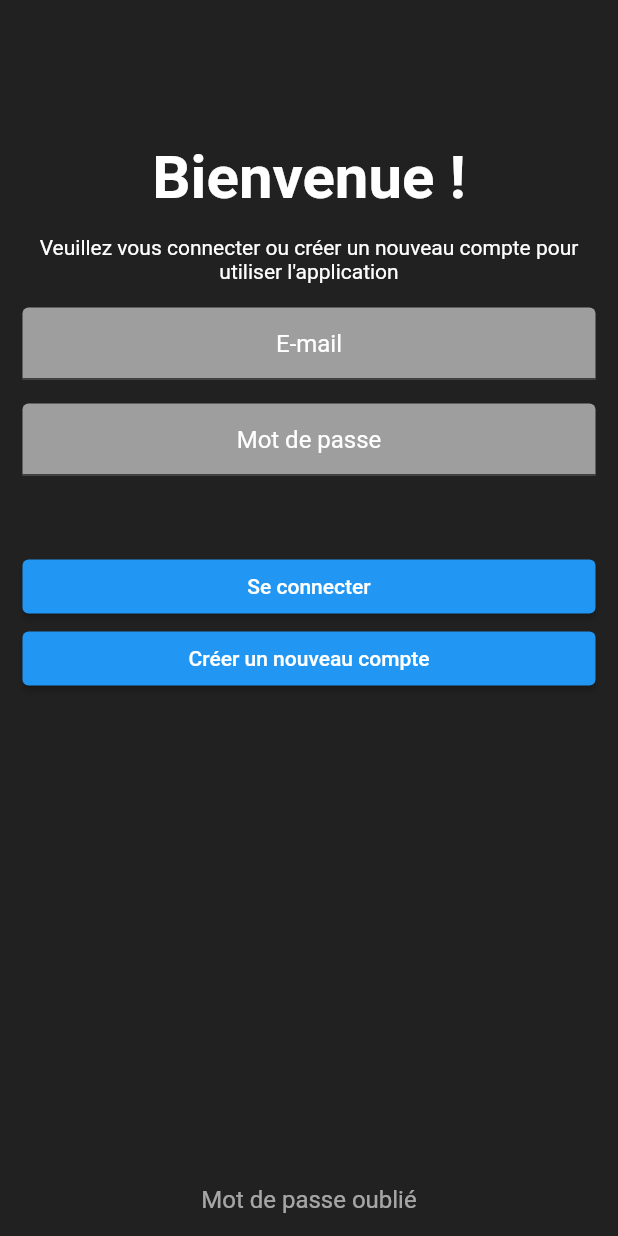
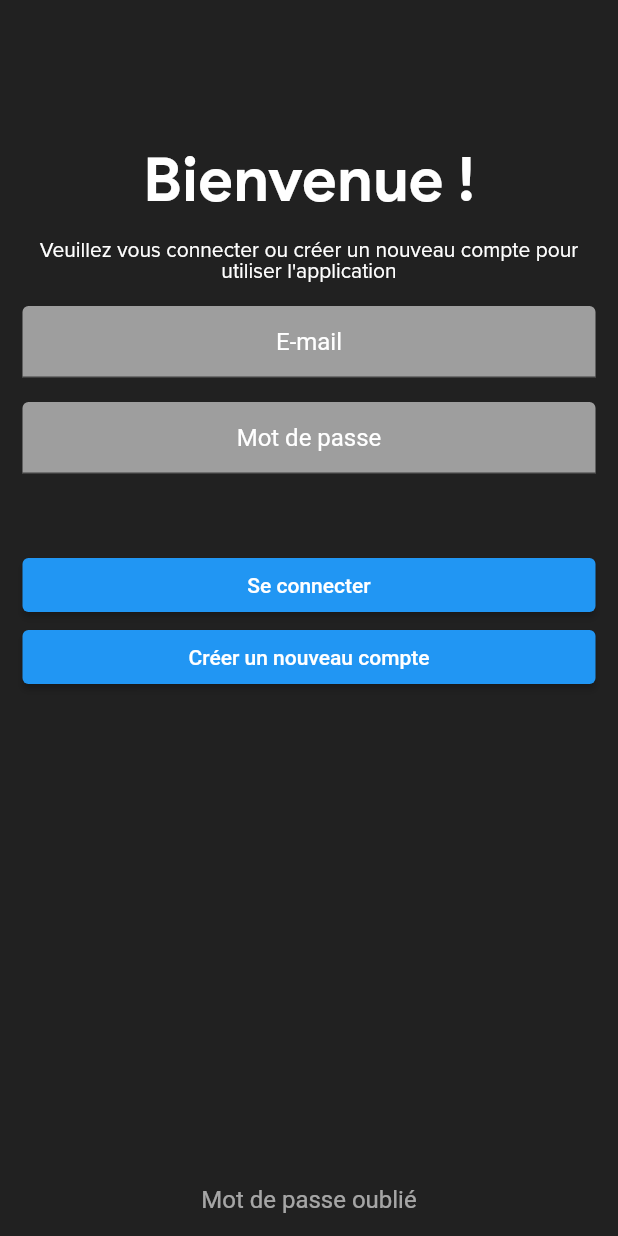
Before and after one commit to Donatiendg/androidProject, a Flutter app: the screen it shows after launch, after a tap on "Aller à une autre page", on a phone screen of 412 x 824 dp. Run offline on Flutter 3.47's test engine with Material 2 defaults, Android fonts, the phone set to English and light mode, and no system bars; network calls fail.

Commit message:
add font family

```diff
--- a/lib/logIn.dart
+++ b/lib/logIn.dart
@@ -22,6 +22,7 @@ class LogInPage extends StatelessWidget {
                   fontSize: 40.0,
                   fontWeight: FontWeight.bold,
                   color: Colors.white,
+                  fontFamily: 'GoogleSans'
                 ),
               ),
               const SizedBox(height: 15.0),
@@ -31,6 +32,7 @@ class LogInPage extends StatelessWidget {
                 style: TextStyle(
                   fontSize: 14.0,
                   color: Colors.white,
+                  fontFamily: 'Proxima'
                 ),
               ),
               const SizedBox(height: 16.0),
```
Also changed, not shown: pubspec.yaml (+12 -66 lines), assets/GoogleSans-Bold.ttf (added), assets/GoogleSans-BoldItalic.ttf (added), assets/GoogleSans-Italic.ttf (added), assets/GoogleSans-Medium.ttf (added), assets/GoogleSans-MediumItalic.ttf (added), assets/GoogleSans-Regular.ttf (added), assets/Proxima Nova Font.otf (added).
